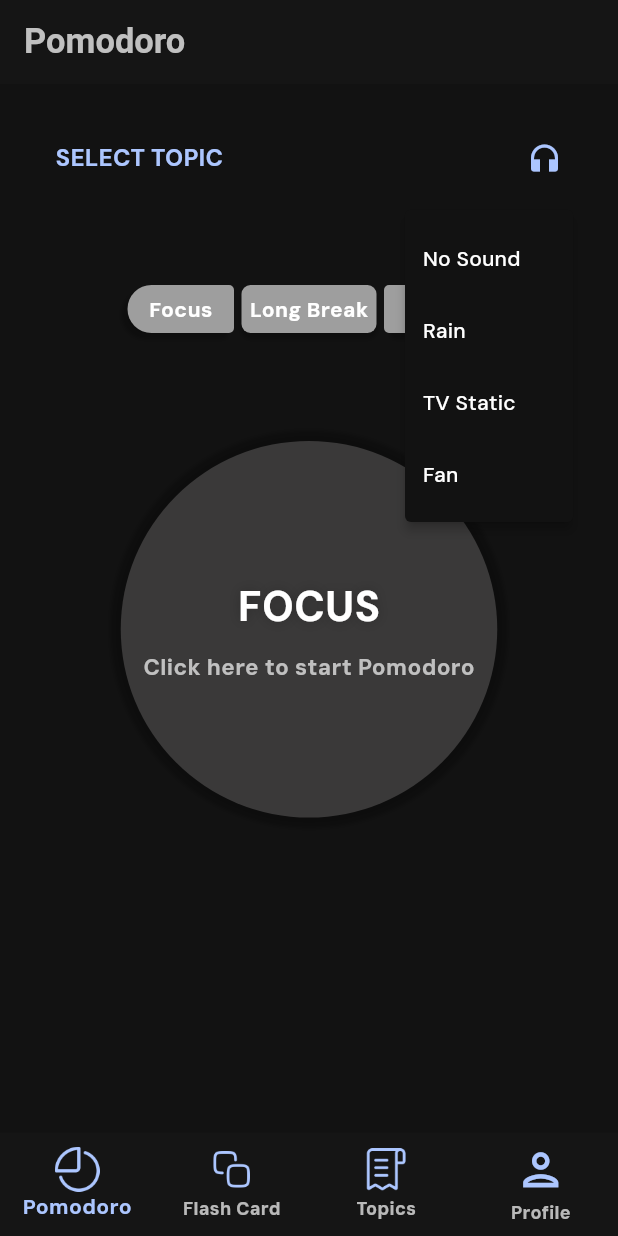
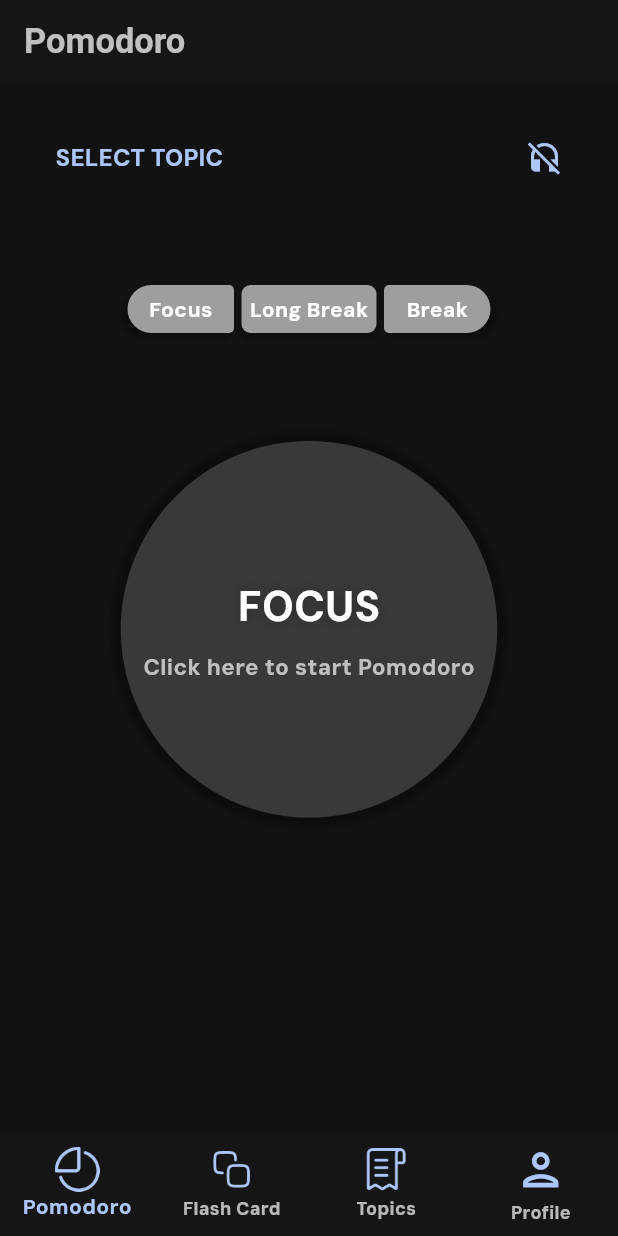
Before and after one commit to NNNNNC/pomodor_app, a Flutter app: the screen it shows after launch, after a tap on the "headphones" icon, on a phone screen of 412 x 824 dp. Run offline on Flutter 3.47's test engine with Material 3 defaults, Android fonts, the phone set to English and light mode, and no system bars; our stand-ins replace carousel_slider, flip_card, hive, hive_flutter; accounts and stored records are empty.

Commit message:
minor change

```diff
--- a/lib/pages/pomodoro_page.dart
+++ b/lib/pages/pomodoro_page.dart
@@ -17,6 +17,7 @@ class PomodoroPage extends StatefulWidget {
 }
 
 class _PomodoroPageState extends State<PomodoroPage> {
+  bool isMuted = false;
   bool isAppBarVisible = true;
   bool isFocusing = false;
   bool isBreak = false;
@@ -212,27 +213,32 @@ class _PomodoroPageState extends State<PomodoroPage> {
                       ),
                     ),
                     IconButton(
-                      onPressed: () => showMenu(
-                        context: context,
-                        position: const RelativeRect.fromLTRB(
-                            270.0, 140.0, 300.0, 150.0),
-                        items: const [
-                          PopupMenuItem(
-                            child: Text('No Sound'),
-                          ),
-                          PopupMenuItem(
-                            child: Text('Rain'),
-                          ),
-                          PopupMenuItem(
-                            child: Text('TV Static'),
-                          ),
-                          PopupMenuItem(
-                            child: Text('Fan'),
-                          ),
-                        ],
-                      ),
+                      // onPressed: () => showMenu(
+                      //   context: context,
+                      //   position: const RelativeRect.fromLTRB(
+                      //       270.0, 140.0, 300.0, 150.0),
+                      //   items: const [
+                      //     PopupMenuItem(
+                      //       child: Text('No Sound'),
+                      //     ),
+                      //     PopupMenuItem(
+                      //       child: Text('Rain'),
+                      //     ),
+                      //     PopupMenuItem(
+                      //       child: Text('TV Static'),
+                      //     ),
+                      //     PopupMenuItem(
+                      //       child: Text('Fan'),
+                      //     ),
+                      //   ],
+                      // ),
+                      onPressed: () {
+                        setState(() {
+                          isMuted = !isMuted;
+                        });
+                      },
                       icon: Icon(
-                        Icons.headphones,
+                        isMuted ? Icons.headset_off : Icons.headphones,
                         color: Theme.of(context).colorScheme.secondary,
                       ),
                     ),
```
